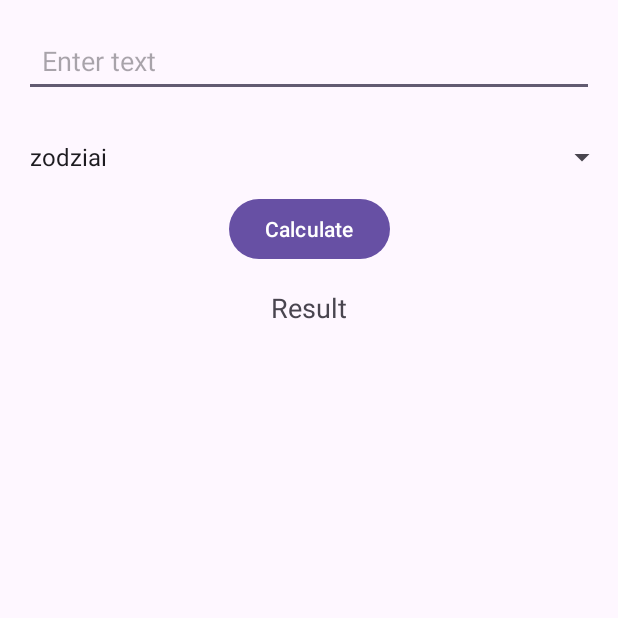
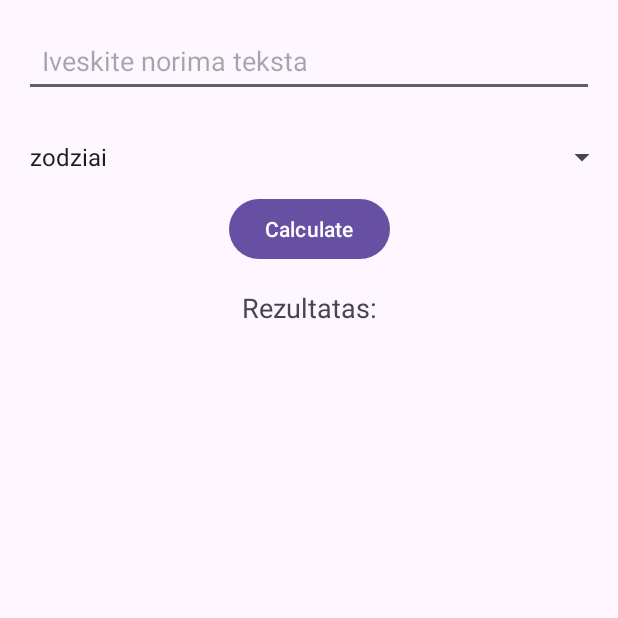
Before and after one commit to believingman/Fintech_word_counter_app_lab, an Android app: the screen it shows after launch (MainActivity), after a tap on "Calculate", on a phone screen of 412 x 824 dp, the top half of it. Run offline under Robolectric (Android 15) with nearby library versions, the phone set to English and light mode, and no system bars.

Commit message:
Strings.xml papildymai

```diff
--- a/app/src/main/java/com/example/fintech_word_counter_app_lab/MainActivity.java
+++ b/app/src/main/java/com/example/fintech_word_counter_app_lab/MainActivity.java
@@ -19,11 +19,11 @@ public class MainActivity extends AppCompatActivity {
         super.onCreate(savedInstanceState);
         setContentView(R.layout.activity_main);
 
-        // Initialize spinner and options
+        // Spinner inicializavimas ir parinkčių pridėjimas
         ddSelection = findViewById(R.id.ddSelection);
         ArrayList<String> selectionOptionsList = new ArrayList<>();
-        selectionOptionsList.add("zodziai");
-        selectionOptionsList.add("raides");
+        selectionOptionsList.add(getString(R.string.words_option));
+        selectionOptionsList.add(getString(R.string.chars_option));
 
         ArrayAdapter<String> arrayAdapter = new ArrayAdapter<>(this, android.R.layout.simple_spinner_item, selectionOptionsList);
         arrayAdapter.setDropDownViewResource(android.R.layout.simple_spinner_dropdown_item);
@@ -36,19 +36,19 @@ public class MainActivity extends AppCompatActivity {
         String userInputText = edUserInput.getText().toString();
 
         if (userInputText.isEmpty()) {
-            Toast.makeText(this, "Iveskite teksta", Toast.LENGTH_SHORT).show();
+            Toast.makeText(this, getString(R.string.empty_input), Toast.LENGTH_SHORT).show();
             return;
         }
 
         String selection = ddSelection.getSelectedItem().toString();
         int result;
 
-        if (selection.equalsIgnoreCase("zodziai")) {
+        if (selection.equalsIgnoreCase(getString(R.string.words_option))) {
             result = ElementsCalculator.getWordsCount(userInputText);
-            tvOutput.setText("zodziai: " + result);
+            tvOutput.setText(getString(R.string.words_option) + ": " + result);
         } else {
             result = ElementsCalculator.getCharsCount(userInputText);
-            tvOutput.setText("raides: " + result);
+            tvOutput.setText(getString(R.string.chars_option) + ": " + result);
         }
     }
 }
--- a/app/src/main/res/layout/activity_main.xml
+++ b/app/src/main/res/layout/activity_main.xml
@@ -5,12 +5,12 @@
     android:layout_height="match_parent"
     tools:context=".MainActivity">
 
-    <!-- User Input with improved touch target size -->
+
     <EditText
         android:id="@+id/edUserInput"
         android:layout_width="0dp"
         android:layout_height="wrap_content"
-        android:hint="Enter text"
+        android:hint="@string/input_hint"
     android:layout_margin="16dp"
     android:minHeight="48dp"
     android:padding="12dp"
@@ -18,7 +18,7 @@
     app:layout_constraintStart_toStartOf="parent"
     app:layout_constraintEnd_toEndOf="parent" />
 
-    <!-- Spinner for selection with improved touch target size -->
+
     <Spinner
         android:id="@+id/ddSelection"
         android:layout_width="0dp"
@@ -30,23 +30,23 @@
         app:layout_constraintStart_toStartOf="parent"
         app:layout_constraintEnd_toEndOf="parent" />
 
-    <!-- Button to calculate -->
+    <!-- Mygtukas skaičiavimui -->
     <Button
         android:id="@+id/btnCalculate"
         android:layout_width="wrap_content"
         android:layout_height="wrap_content"
-        android:text="Calculate"
+        android:text="@string/btn_calculate_caption"
     android:onClick="btnCalculateOnClick"
     app:layout_constraintTop_toBottomOf="@+id/ddSelection"
     app:layout_constraintStart_toStartOf="parent"
     app:layout_constraintEnd_toEndOf="parent" />
 
-    <!-- Output TextView -->
+    <!-- Rezultato išvedimo tekstas -->
     <TextView
         android:id="@+id/tvOutput"
         android:layout_width="wrap_content"
         android:layout_height="wrap_content"
-        android:text="Result"
+        android:text="@string/result_text"
     android:textSize="18sp"
     android:layout_marginTop="16dp"
     app:layout_constraintTop_toBottomOf="@+id/btnCalculate"
--- a/app/src/main/res/values/strings.xml
+++ b/app/src/main/res/values/strings.xml
@@ -1,5 +1,9 @@
 <resources>
     <string name="app_name">Word and Character Counter</string>
     <string name="btn_calculate_caption">Calculate</string>
-    <string name="result_text">Result: </string>
+    <string name="result_text">Rezultatas: </string>
+    <string name="input_hint">Iveskite norima teksta</string>
+    <string name="empty_input">Iveskite norima teksta</string>
+    <string name="words_option">zodziai</string>
+    <string name="chars_option">simboliai</string>
 </resources>
```
Lines whose indentation alone changed are shown as unchanged.
